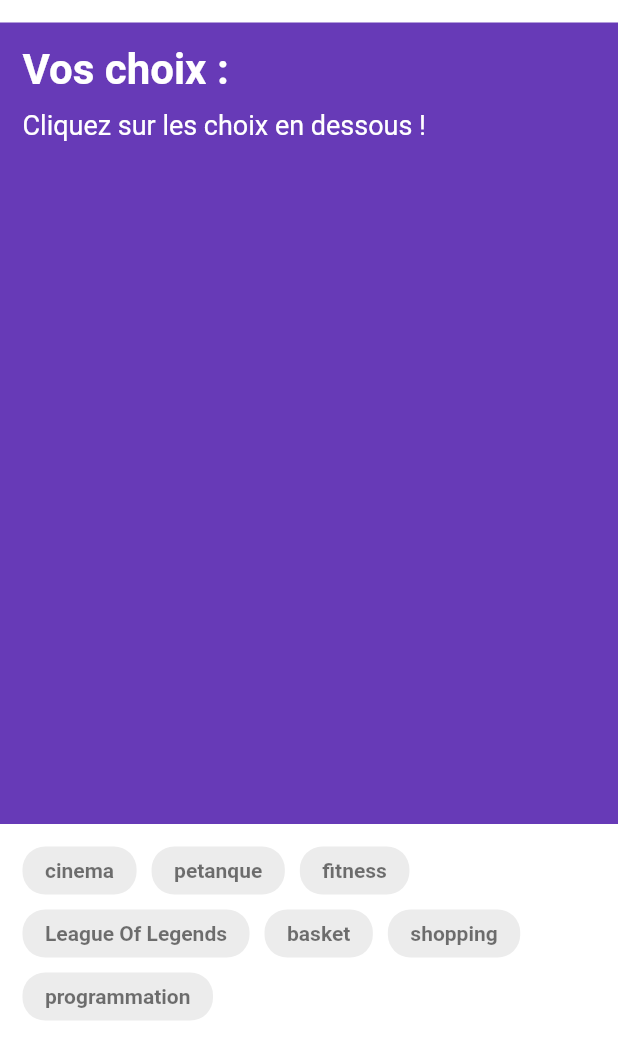
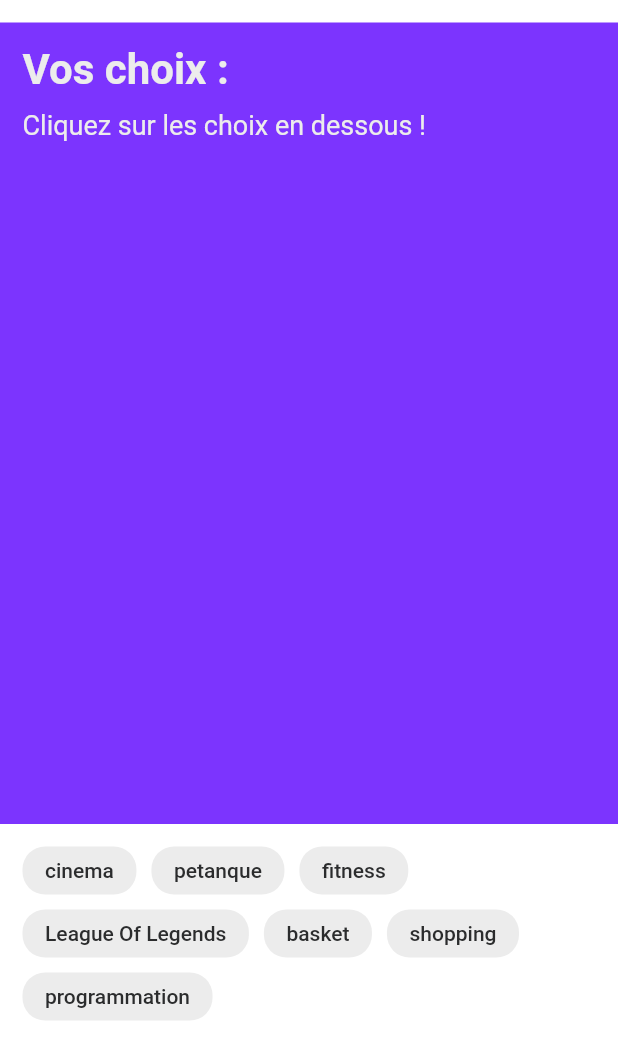
Before and after one commit to Nouuu/Flutter-ESGI-2022-CC1, a Flutter app: the screen it shows after launch, on a phone screen of 412 x 824 dp. Shown: the top 1059 px of the screen. Run offline on Flutter 3.47's test engine with Material 2 defaults, Android fonts, the phone set to English and light mode, and no system bars.

Commit message:
last fixes

```diff
--- a/lib/main.dart
+++ b/lib/main.dart
@@ -17,16 +17,15 @@ class MyApp extends StatelessWidget {
           headline1: TextStyle(
             fontSize: 28.0,
             fontWeight: FontWeight.bold,
-            color: Colors.white,
+            color: Color(0xFFececec),
           ),
           bodyText1: TextStyle(
             fontSize: 14.0,
-            fontWeight: FontWeight.bold,
-            color: Colors.black54,
+            color: Color(0xFF2b2c2d),
           ),
           bodyText2: TextStyle(
             fontSize: 18.0,
-            color: Colors.white,
+            color: Color(0xFFececec),
           ),
         ),
       ),
--- a/lib/ui/header.dart
+++ b/lib/ui/header.dart
@@ -36,7 +36,7 @@ class Header extends StatelessWidget {
     return Container(
       margin: const EdgeInsets.only(top:15),
       padding: const EdgeInsets.all(15),
-      color: Colors.deepPurple,
+      color: const Color(0xFF7c34fe),
       child: Column(
         crossAxisAlignment: CrossAxisAlignment.start,
         children: [
```
